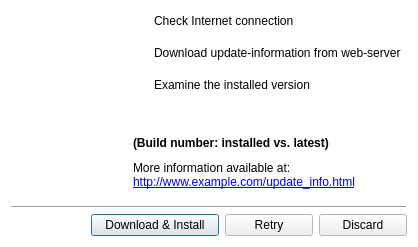
Above: gui/win_updater.ui from lordmulder/Simple-x264-Launcher before the change. Below: the same form after it.
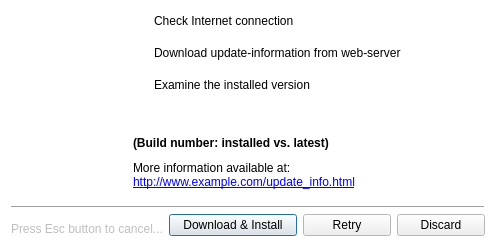
That is the form after the change. Icons and pictures are not drawn.

Commit message: Adapted "update" dialog for recent MUtils changes + allow user to cancel the update checker thread by pressing Esc button.

```diff
--- a/gui/win_updater.ui
+++ b/gui/win_updater.ui
@@ -598,6 +598,28 @@
      </item>
      <item>
       <layout class="QHBoxLayout" name="horizontalLayout_6">
+       <item>
+        <widget class="QLabel" name="labelCancel">
+         <property name="enabled">
+          <bool>false</bool>
+         </property>
+         <property name="baseSize">
+          <size>
+           <width>1</width>
+           <height>1</height>
+          </size>
+         </property>
+         <property name="visible">
+          <bool>false</bool>
+         </property>
+         <property name="text">
+          <string>Press Esc button to cancel...</string>
+         </property>
+         <property name="alignment">
+          <set>Qt::AlignBottom|Qt::AlignLeading|Qt::AlignLeft</set>
+         </property>
+        </widget>
+       </item>
        <item>
         <spacer name="horizontalSpacer_2">
          <property name="orientation">
```
The commit also changes 2 other files.
